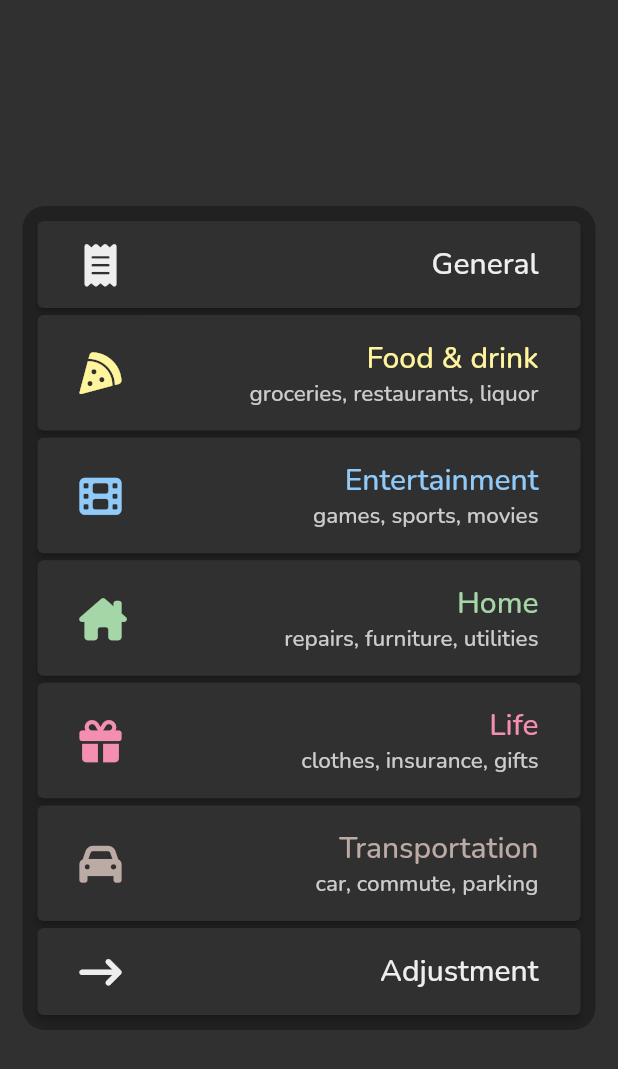
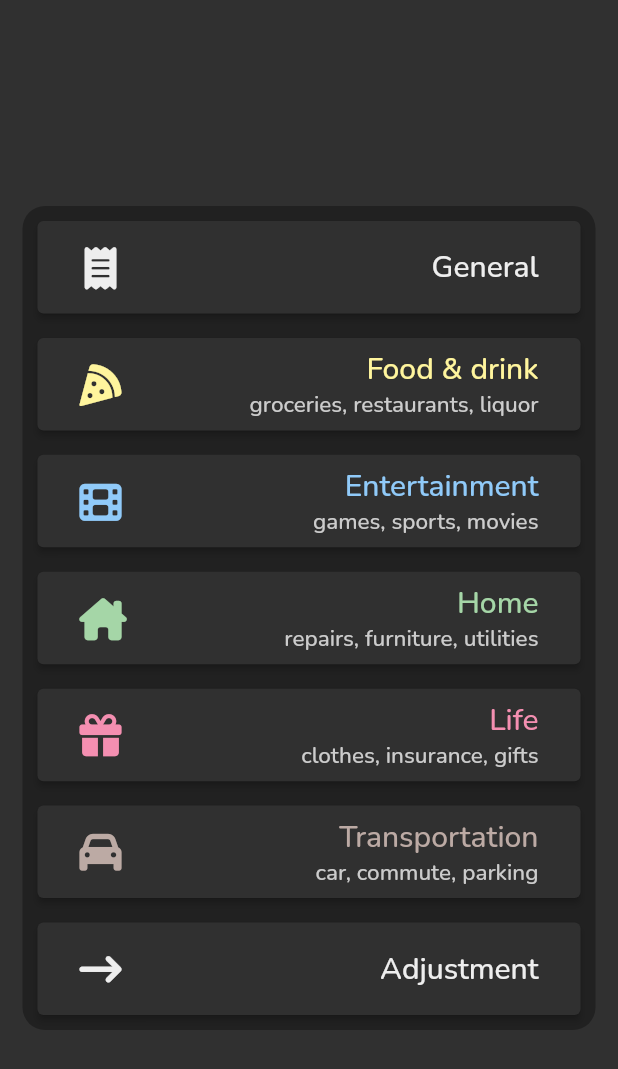
Before and after one commit to swegg4n/balancer, a Flutter app: the CategoriesPicker widget shown alone on an empty page, opened directly with empty values, on a phone screen of 412 x 824 dp. Shown: the top 1069 px of the screen. Run offline on Flutter 3.47's test engine with Material 2 defaults, Android fonts, the phone set to English and light mode, and no system bars; our stand-ins replace cloud_firestore, device_preview, firebase_auth, firebase_core, firebase_messaging, firebase_storage and 10 more; missing offline and left inert: multi_value_listenable_builder; accounts and stored records are empty; network calls fail.

Commit message:
Fixed layout issues

```diff
--- a/lib/expenses/expenses.dart
+++ b/lib/expenses/expenses.dart
@@ -403,7 +403,9 @@ class CategoriesPicker extends StatelessWidget {
                 mainAxisAlignment: MainAxisAlignment.spaceBetween,
                 children: categories
                     .map(
-                      (c) => ButtonIconL(
+                      (c) => SizedBox(
+                        height: (8 / 12 * MediaQuery.of(context).size.height) / 8 - 7,
+                        child: ButtonIconL(
                           text: c.name,
                           subtext: c.description,
                           icon: c.icon,
@@ -411,12 +413,15 @@ class CategoriesPicker extends StatelessWidget {
                           fontSize: 20,
                           textColor: c.color,
                           iconColor: c.color,
+                          paddingVertical: 5,
                           color: Colors.grey[850],
+                          fit: true,
                           onPressed: () {
                             expensesState.selectedCategory = categories[c.index];
                             if (c.index != 6) AppPreferences.setLastCategoryIndex(c.index);
                             Navigator.pop(context);
                           },
+                        ),
                       ),
                     )
                     .toList(),
--- a/lib/shared/button.dart
+++ b/lib/shared/button.dart
@@ -156,6 +156,7 @@ class ButtonIconL extends StatelessWidget {
   final IconData? icon;
   final double? iconSize;
   final Color? iconColor;
+  final bool fit;
 
   const ButtonIconL(
       {Key? key,
@@ -172,7 +173,8 @@ class ButtonIconL extends StatelessWidget {
       this.disabled = false,
       required this.icon,
       this.iconSize = 20,
-      this.iconColor = Colors.white})
+      this.iconColor = Colors.white,
+      this.fit = false})
       : super(key: key);
 
   @override
@@ -197,8 +199,10 @@ class ButtonIconL extends StatelessWidget {
       child: Padding(
         padding: EdgeInsets.symmetric(vertical: paddingVertical, horizontal: paddingHorizontal),
         child: Row(mainAxisAlignment: MainAxisAlignment.spaceBetween, children: [
-          Icon(icon, size: iconSize, color: iconColor),
-          Column(
+          FittedBox(fit: fit ? BoxFit.fitHeight : BoxFit.none, child: Icon(icon, size: iconSize, color: iconColor)),
+          FittedBox(
+            fit: fit ? BoxFit.fitHeight : BoxFit.none,
+            child: Column(
               crossAxisAlignment: CrossAxisAlignment.end,
               children: [
                 Visibility(
@@ -218,6 +222,7 @@ class ButtonIconL extends StatelessWidget {
                   ),
                 ),
               ],
+            ),
           ),
         ]),
       ),
```
Lines whose indentation alone changed are shown as unchanged.
